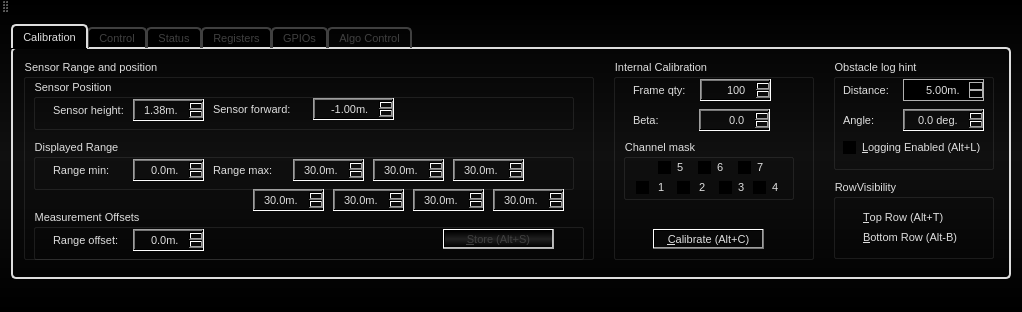
Old version of the form src/AWLQtDemo/awlqtdemo.ui in the repository samanwaya-jena/EVAL-ADAL6110-16-GUI.
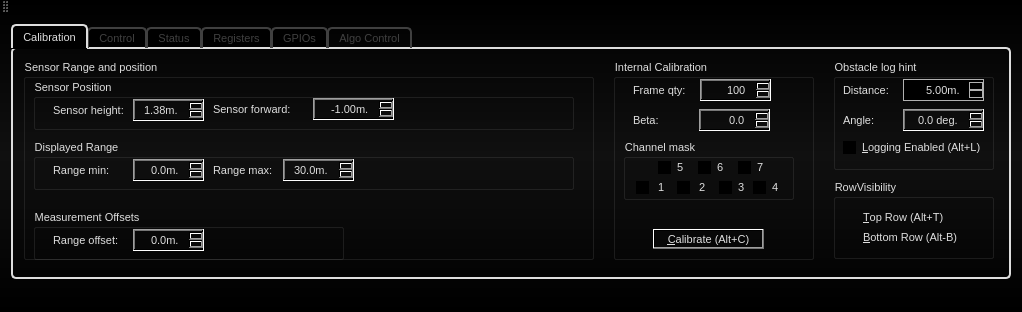
New version of the form. Icons and pictures are not drawn.

Commit message: Changed Interface to "Range max" parameter., in order to support variable number of detection channels.

```diff
--- a/src/AWLQtDemo/awlqtdemo.ui
+++ b/src/AWLQtDemo/awlqtdemo.ui
@@ -1641,7 +1641,7 @@
             <rect>
              <x>10</x>
              <y>150</y>
-             <width>551</width>
+             <width>311</width>
              <height>51</height>
             </rect>
            </property>
@@ -1701,40 +1701,6 @@
              <double>0.100000000000000</double>
             </property>
            </widget>
-           <widget class="QPushButton" name="sensorCalibStoreButton">
-            <property name="enabled">
-             <bool>false</bool>
-            </property>
-            <property name="geometry">
-             <rect>
-              <x>410</x>
-              <y>20</y>
-              <width>111</width>
-              <height>20</height>
-             </rect>
-            </property>
-            <property name="autoFillBackground">
-             <bool>false</bool>
-            </property>
-            <property name="styleSheet">
-             <string notr="true"/>
-            </property>
-            <property name="text">
-             <string>&amp;Store (Alt+S)</string>
-            </property>
-            <property name="checkable">
-             <bool>true</bool>
-            </property>
-            <property name="checked">
-             <bool>false</bool>
-            </property>
-            <property name="autoDefault">
-             <bool>false</bool>
-            </property>
-            <property name="flat">
-             <bool>false</bool>
-            </property>
-           </widget>
           </widget>
           <widget class="QGroupBox" name="sensorRangeGroupBox">
            <property name="geometry">
@@ -1814,10 +1780,10 @@
              <double>0.100000000000000</double>
             </property>
            </widget>
-           <widget class="QDoubleSpinBox" name="sensorRangeMax4SpinBox">
+           <widget class="QDoubleSpinBox" name="sensorRangeMax0SpinBox">
             <property name="geometry">
              <rect>
-              <x>260</x>
+              <x>250</x>
               <y>20</y>
               <width>71</width>
               <height>22</height>
@@ -1845,200 +1811,18 @@
              <double>30.000000000000000</double>
             </property>
            </widget>
-           <widget class="QDoubleSpinBox" name="sensorRangeMax6SpinBox">
-            <property name="geometry">
-             <rect>
-              <x>420</x>
-              <y>20</y>
-              <width>71</width>
-              <height>22</height>
-             </rect>
-            </property>
-            <property name="styleSheet">
-             <string notr="true"/>
-            </property>
-            <property name="wrapping">
-             <bool>false</bool>
-            </property>
-            <property name="frame">
-             <bool>true</bool>
-            </property>
-            <property name="alignment">
-             <set>Qt::AlignRight|Qt::AlignTrailing|Qt::AlignVCenter</set>
-            </property>
-            <property name="buttonSymbols">
-             <enum>QAbstractSpinBox::UpDownArrows</enum>
-            </property>
-            <property name="suffix">
-             <string>m.</string>
-            </property>
-            <property name="decimals">
-             <number>1</number>
-            </property>
-            <property name="maximum">
-             <double>1000.000000000000000</double>
-            </property>
-            <property name="singleStep">
-             <double>0.100000000000000</double>
-            </property>
-            <property name="value">
-             <double>30.000000000000000</double>
-            </property>
-           </widget>
           </widget>
-          <widget class="QDoubleSpinBox" name="sensorRangeMax5SpinBox">
+          <widget class="QListWidget" name="channelSelectListWidget">
            <property name="geometry">
             <rect>
-             <x>350</x>
+             <x>360</x>
              <y>100</y>
-             <width>71</width>
-             <height>22</height>
+             <width>171</width>
+             <height>91</height>
             </rect>
            </property>
-           <property name="styleSheet">
-            <string notr="true"/>
-           </property>
-           <property name="alignment">
-            <set>Qt::AlignRight|Qt::AlignTrailing|Qt::AlignVCenter</set>
-           </property>
-           <property name="suffix">
-            <string>m.</string>
-           </property>
-           <property name="decimals">
-            <number>1</number>
-           </property>
-           <property name="maximum">
-            <double>1000.000000000000000</double>
-           </property>
-           <property name="singleStep">
-            <double>0.100000000000000</double>
-           </property>
-           <property name="value">
-            <double>30.000000000000000</double>
-           </property>
-          </widget>
-          <widget class="QDoubleSpinBox" name="sensorRangeMax0SpinBox">
-           <property name="geometry">
-            <rect>
-             <x>230</x>
-             <y>130</y>
-             <width>71</width>
-             <height>22</height>
-            </rect>
-           </property>
-           <property name="styleSheet">
-            <string notr="true"/>
-           </property>
-           <property name="alignment">
-            <set>Qt::AlignRight|Qt::AlignTrailing|Qt::AlignVCenter</set>
-           </property>
-           <property name="suffix">
-            <string>m.</string>
-           </property>
-           <property name="decimals">
-            <number>1</number>
-           </property>
-           <property name="maximum">
-            <double>1000.000000000000000</double>
-           </property>
-           <property name="singleStep">
-            <double>0.100000000000000</double>
-           </property>
-           <property name="value">
-            <double>30.000000000000000</double>
-           </property>
-          </widget>
-          <widget class="QDoubleSpinBox" name="sensorRangeMax2SpinBox">
-           <property name="geometry">
-            <rect>
-             <x>390</x>
-             <y>130</y>
-             <width>71</width>
-             <height>22</height>
-            </rect>
-           </property>
-           <property name="styleSheet">
-            <string notr="true"/>
-           </property>
-           <property name="alignment">
-            <set>Qt::AlignRight|Qt::AlignTrailing|Qt::AlignVCenter</set>
-           </property>
-           <property name="suffix">
-            <string>m.</string>
-           </property>
-           <property name="decimals">
-            <number>1</number>
-           </property>
-           <property name="maximum">
-            <double>1000.000000000000000</double>
-           </property>
-           <property name="singleStep">
-            <double>0.100000000000000</double>
-           </property>
-           <property name="value">
-            <double>30.000000000000000</double>
-           </property>
-          </widget>
-          <widget class="QDoubleSpinBox" name="sensorRangeMax1SpinBox">
-           <property name="geometry">
-            <rect>
-             <x>310</x>
-             <y>130</y>
-             <width>71</width>
-             <height>22</height>
-            </rect>
-           </property>
-           <property name="styleSheet">
-            <string notr="true"/>
-           </property>
-           <property name="alignment">
-            <set>Qt::AlignRight|Qt::AlignTrailing|Qt::AlignVCenter</set>
-           </property>
-           <property name="suffix">
-            <string>m.</string>
-           </property>
-           <property name="decimals">
-            <number>1</number>
-           </property>
-           <property name="maximum">
-            <double>1000.000000000000000</double>
-           </property>
-           <property name="singleStep">
-            <double>0.100000000000000</double>
-           </property>
-           <property name="value">
-            <double>30.000000000000000</double>
-           </property>
-          </widget>
-          <widget class="QDoubleSpinBox" name="sensorRangeMax3SpinBox">
-           <property name="geometry">
-            <rect>
-             <x>470</x>
-             <y>130</y>
-             <width>71</width>
-             <height>22</height>
-            </rect>
-           </property>
-           <property name="styleSheet">
-            <string notr="true"/>
-           </property>
-           <property name="alignment">
-            <set>Qt::AlignRight|Qt::AlignTrailing|Qt::AlignVCenter</set>
-           </property>
-           <property name="suffix">
-            <string>m.</string>
-           </property>
-           <property name="decimals">
-            <number>1</number>
-           </property>
-           <property name="maximum">
-            <double>1000.000000000000000</double>
-           </property>
-           <property name="singleStep">
-            <double>0.100000000000000</double>
-           </property>
-           <property name="value">
-            <double>30.000000000000000</double>
+           <property name="sizeAdjustPolicy">
+            <enum>QAbstractScrollArea::AdjustToContents</enum>
            </property>
           </widget>
          </widget>
```
Left out of the diff: 118 changed lines with no effect on the pictures. The commit also changes 2 other files.
